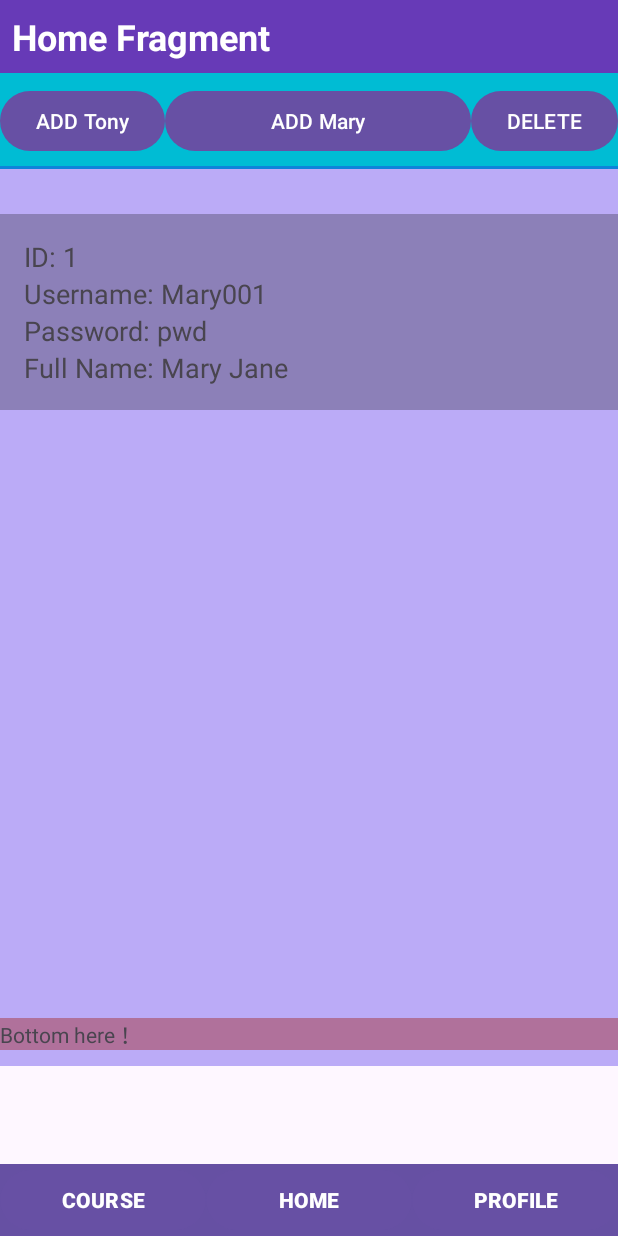
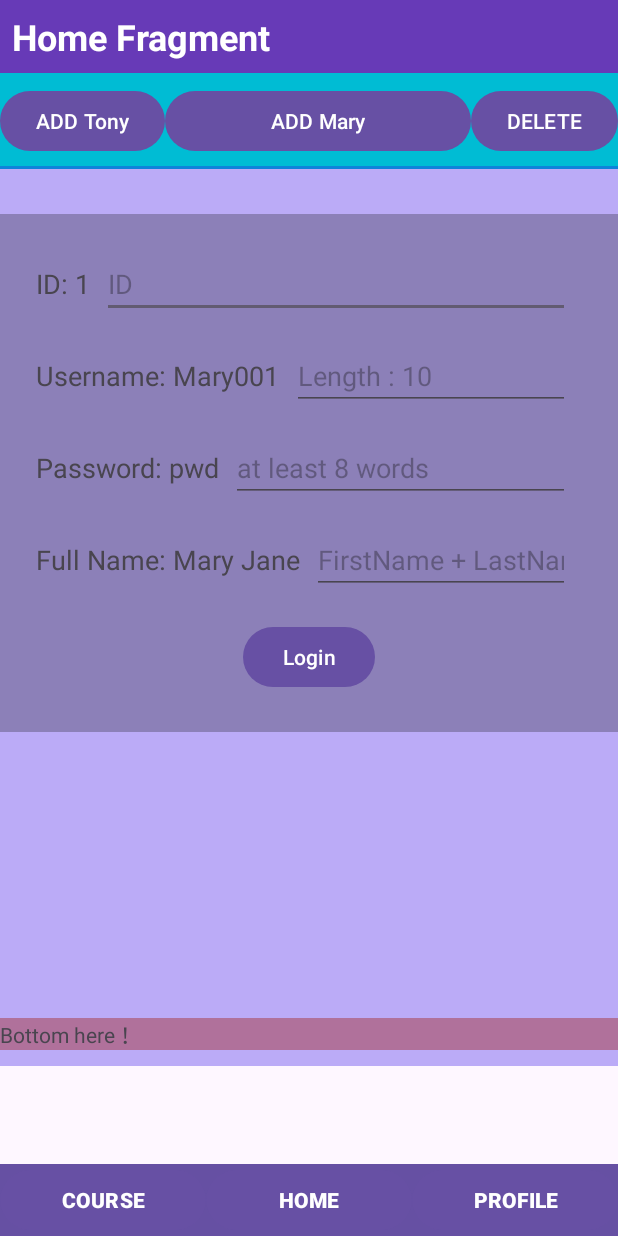
Before and after one commit to 085Vl/itp4203ea, an Android app: the screen it shows after launch (MainActivity), after a tap on "ADD Mary", on a phone screen of 412 x 824 dp. Run offline under Robolectric (Android 15) with nearby library versions, the phone set to English and light mode, and no system bars; our stand-ins replace Room's generated code.

Commit message:
Update item_user.xml

```diff
--- a/app/src/main/res/layout/item_user.xml
+++ b/app/src/main/res/layout/item_user.xml
@@ -1,36 +1,131 @@
 <?xml version="1.0" encoding="utf-8"?>
 <LinearLayout xmlns:android="http://schemas.android.com/apk/res/android"
+    xmlns:app="http://schemas.android.com/apk/res-auto"
     android:layout_width="match_parent"
     android:layout_height="wrap_content"
     android:background="#41000000"
     android:orientation="vertical"
     android:padding="16dp">
 
+    <LinearLayout
+        android:layout_width="match_parent"
+        android:layout_height="wrap_content"
+        android:orientation="horizontal"
+        android:gravity="center_horizontal"
+        android:padding="8dp">
+
     <TextView
         android:id="@+id/idTextView"
         android:layout_width="wrap_content"
         android:layout_height="wrap_content"
-        android:text="id"
+        android:text="ID :"
         android:textSize="18sp" />
+
+    <EditText
+        android:layout_width="wrap_content"
+        android:layout_height="wrap_content"
+        android:layout_marginStart="8dp"
+        android:layout_marginEnd="8dp"
+        android:ems="5"
+        android:layout_weight="1"
+        android:inputType="number"
+        android:hint="ID"
+        app:layout_constraintEnd_toEndOf="parent"
+        app:layout_constraintStart_toStartOf="parent"/>
+    </LinearLayout>
+
+    <LinearLayout
+        android:layout_width="match_parent"
+        android:layout_height="wrap_content"
+        android:orientation="horizontal"
+        android:gravity="center_horizontal"
+        android:padding="8dp">
 
     <TextView
         android:id="@+id/usernameTextView"
         android:layout_width="wrap_content"
         android:layout_height="wrap_content"
-        android:text="username"
+        android:text="Username :"
         android:textSize="18sp" />
+
+        <EditText
+            android:layout_width="wrap_content"
+            android:layout_height="wrap_content"
+            android:layout_marginStart="8dp"
+            android:layout_marginEnd="8dp"
+            android:ems="10"
+            android:layout_weight="1"
+            android:inputType="text"
+            android:hint="Length : 10"
+            app:layout_constraintEnd_toEndOf="parent"
+            app:layout_constraintStart_toStartOf="parent"/>
+
+    </LinearLayout>
+
+    <LinearLayout
+        android:layout_width="match_parent"
+        android:layout_height="wrap_content"
+        android:orientation="horizontal"
+        android:gravity="center_horizontal"
+        android:padding="8dp">
 
     <TextView
         android:id="@+id/passWordTextView"
         android:layout_width="wrap_content"
         android:layout_height="wrap_content"
-        android:text="passWord"
+        android:text="PassWord :"
         android:textSize="18sp" />
+
+        <EditText
+            android:layout_width="wrap_content"
+            android:layout_height="wrap_content"
+            android:layout_marginStart="8dp"
+            android:layout_marginEnd="8dp"
+            android:layout_weight="1"
+            android:inputType="text"
+            android:hint="at least 8 words"
+            app:layout_constraintEnd_toEndOf="parent"
+            app:layout_constraintStart_toStartOf="parent"/>
+
+    </LinearLayout>
+
+    <LinearLayout
+        android:layout_width="match_parent"
+        android:layout_height="wrap_content"
+        android:orientation="horizontal"
+        android:gravity="center_horizontal"
+        android:padding="8dp">
 
     <TextView
         android:id="@+id/fullNameTextView"
         android:layout_width="wrap_content"
         android:layout_height="wrap_content"
-        android:text="fullName"
+        android:text="FullName"
         android:textSize="18sp" />
+
+        <EditText
+            android:layout_width="0dp"
+            android:layout_height="wrap_content"
+            android:layout_marginStart="8dp"
+            android:layout_marginEnd="8dp"
+            android:layout_weight="1"
+            android:inputType="text"
+            android:hint="FirstName + LastName"
+            app:layout_constraintEnd_toEndOf="parent"
+            app:layout_constraintStart_toStartOf="parent"/>
+
+    </LinearLayout>
+
+    <LinearLayout
+        android:layout_width="match_parent"
+        android:layout_height="match_parent"
+        android:gravity="center"
+        android:padding="10dp">
+
+        <Button
+            android:layout_width="wrap_content"
+            android:layout_height="wrap_content"
+            android:id="@+id/btnLogin"
+            android:text="Login" />
+    </LinearLayout>
 </LinearLayout>
```
